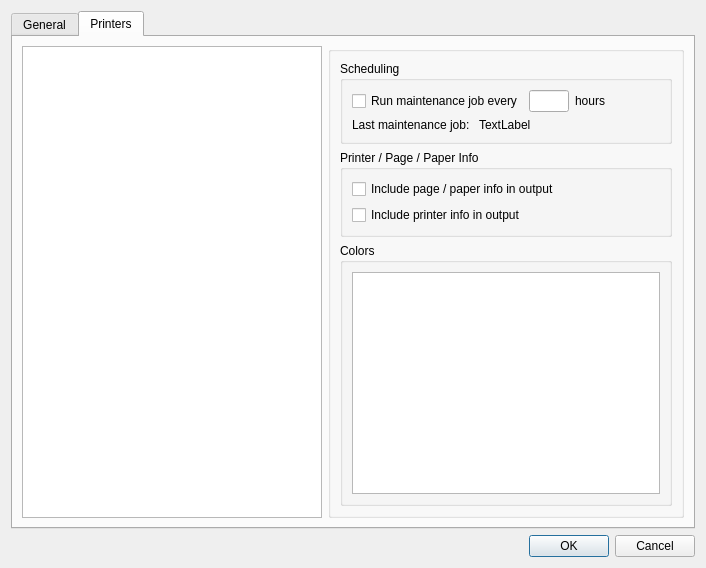
Old version of the form preferencesdialog.ui in the repository leftytennis/InkjetPlumber.
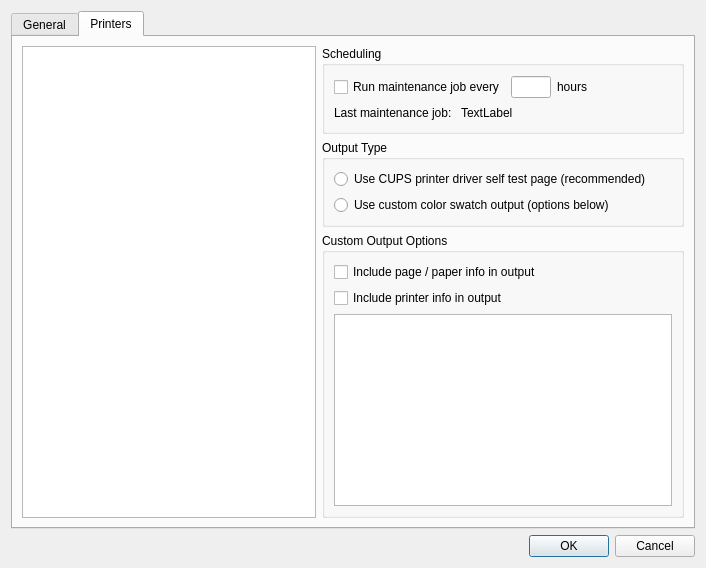
New version of the form.

Commit message: add preference for user to pick output type

Diff of the .ui file:
```diff
--- a/preferencesdialog.ui
+++ b/preferencesdialog.ui
@@ -88,8 +88,8 @@
       <attribute name="title">
        <string>Printers</string>
       </attribute>
-      <layout class="QGridLayout" name="gridLayout_4">
-       <item row="0" column="0">
+      <layout class="QGridLayout" name="gridLayout_6">
+       <item row="0" column="0" rowspan="4">
         <widget class="QListWidget" name="listWidget_Settings">
          <property name="minimumSize">
           <size>
@@ -109,17 +109,11 @@
         </widget>
        </item>
        <item row="0" column="1">
-        <widget class="QGroupBox" name="groupBox_printer">
-         <property name="title">
-          <string/>
-         </property>
-         <layout class="QGridLayout" name="gridLayout_6">
-          <item row="0" column="0">
            <widget class="QGroupBox" name="groupBox_scheduling">
             <property name="title">
              <string>Scheduling</string>
             </property>
-            <layout class="QGridLayout" name="gridLayout_2">
+         <layout class="QGridLayout" name="gridLayout">
              <item row="0" column="0" colspan="2">
               <widget class="QCheckBox" name="checkBox_run_maintenance">
                <property name="sizePolicy">
@@ -181,7 +175,7 @@
                </property>
                <property name="sizeHint" stdset="0">
                 <size>
-                 <width>38</width>
+              <width>68</width>
                  <height>18</height>
                 </size>
                </property>
@@ -202,6 +196,18 @@
              </item>
              <item row="1" column="1" colspan="4">
               <widget class="QLabel" name="label_last_maint">
+            <property name="minimumSize">
+             <size>
+              <width>211</width>
+              <height>16</height>
+             </size>
+            </property>
+            <property name="maximumSize">
+             <size>
+              <width>211</width>
+              <height>16</height>
+             </size>
+            </property>
                <property name="text">
                 <string>TextLabel</string>
                </property>
@@ -210,13 +216,36 @@
             </layout>
            </widget>
           </item>
-          <item row="1" column="0">
-           <widget class="QGroupBox" name="groupBox_printer_page_paper_info">
+       <item row="1" column="1">
+        <widget class="QGroupBox" name="groupbox_output">
             <property name="title">
-             <string>Printer / Page / Paper Info</string>
+          <string>Output Type</string>
             </property>
             <layout class="QGridLayout" name="gridLayout_5">
              <item row="0" column="0">
+           <widget class="QRadioButton" name="radiobutton_use_cups_output">
+            <property name="text">
+             <string>Use CUPS printer driver self test page (recommended)</string>
+            </property>
+           </widget>
+          </item>
+          <item row="1" column="0">
+           <widget class="QRadioButton" name="radiobutton_use_ijp_output">
+            <property name="text">
+             <string>Use custom color swatch output (options below)</string>
+            </property>
+           </widget>
+          </item>
+         </layout>
+        </widget>
+       </item>
+       <item row="2" column="1" rowspan="2">
+        <widget class="QGroupBox" name="groupbox_custom_output_options">
+         <property name="title">
+          <string>Custom Output Options</string>
+         </property>
+         <layout class="QGridLayout" name="gridLayout_2">
+          <item row="0" column="0">
               <widget class="QCheckBox" name="checkbox_page_paper_info">
                <property name="text">
                 <string>Include page / paper info in output</string>
@@ -230,31 +259,7 @@
                </property>
               </widget>
              </item>
-            </layout>
-           </widget>
-          </item>
           <item row="2" column="0">
-           <widget class="QGroupBox" name="groupBox_Colors">
-            <property name="sizePolicy">
-             <sizepolicy hsizetype="Expanding" vsizetype="Expanding">
-              <horstretch>0</horstretch>
-              <verstretch>0</verstretch>
-             </sizepolicy>
-            </property>
-            <property name="maximumSize">
-             <size>
-              <width>16777215</width>
-              <height>16777215</height>
-             </size>
-            </property>
-            <property name="title">
-             <string>Colors</string>
-            </property>
-            <property name="flat">
-             <bool>false</bool>
-            </property>
-            <layout class="QGridLayout" name="gridLayout">
-             <item row="0" column="0">
               <widget class="QListWidget" name="listWidget_Colors">
                <property name="sizePolicy">
                 <sizepolicy hsizetype="Expanding" vsizetype="Expanding">
@@ -277,9 +282,6 @@
                <property name="uniformItemSizes">
                 <bool>true</bool>
                </property>
-              </widget>
-             </item>
-            </layout>
            </widget>
           </item>
          </layout>
```
Left out of the diff: 4 changed lines with no effect on the pictures. Lines whose indentation alone changed are shown as unchanged. The commit also changes 8 other files.
